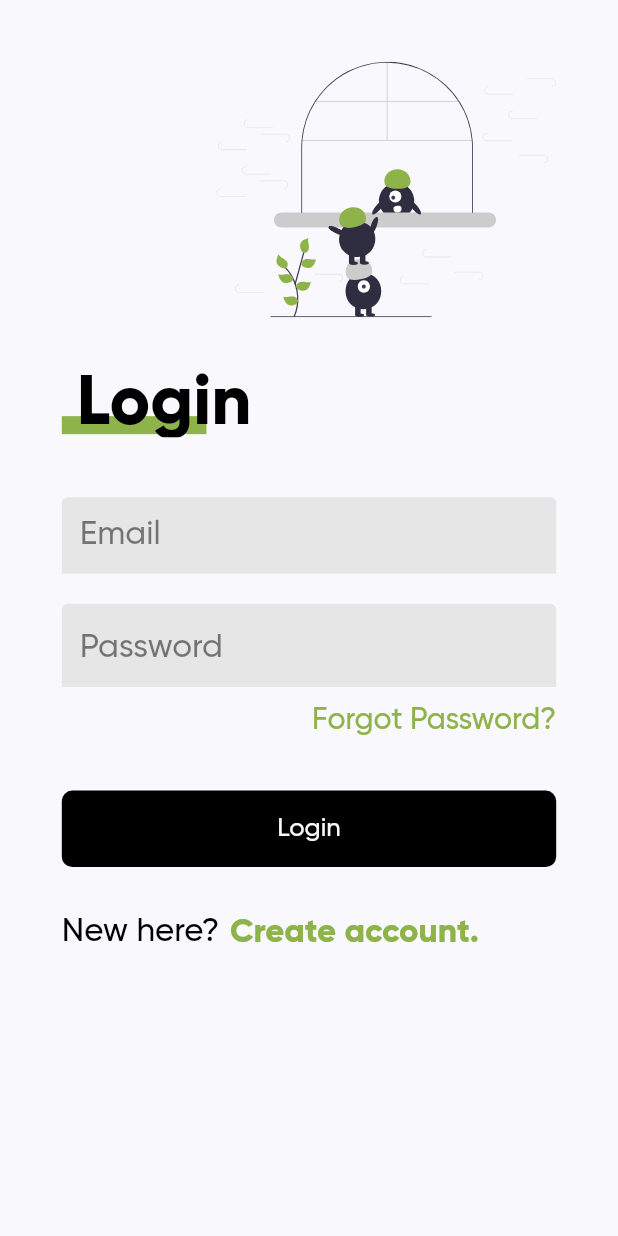
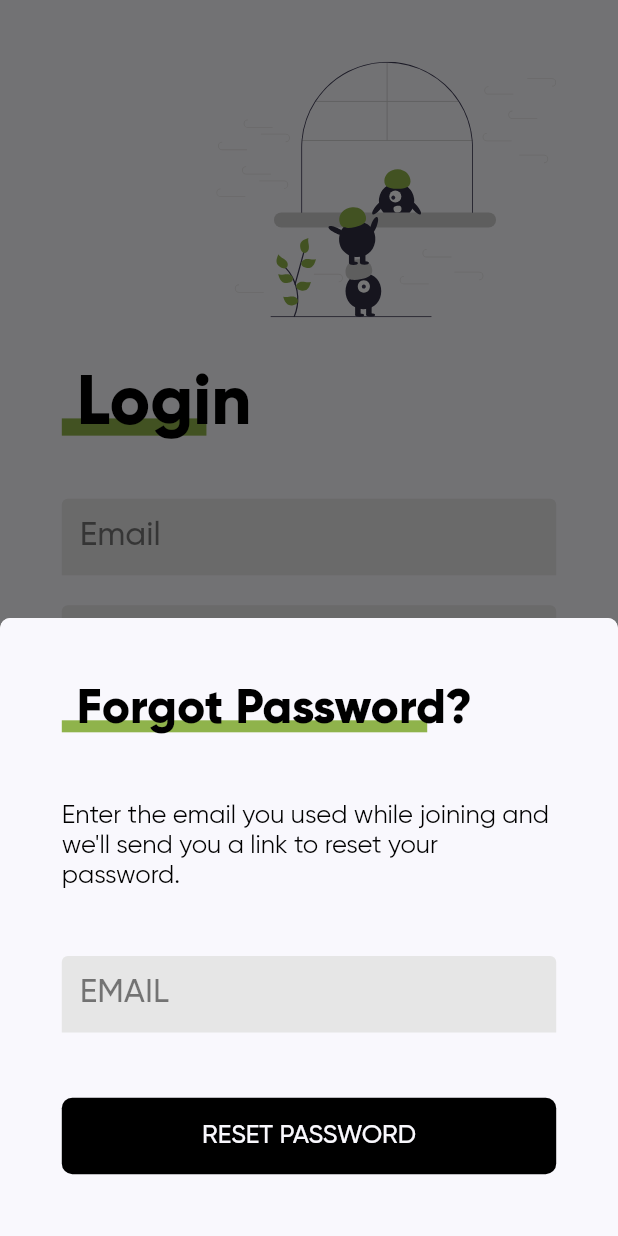
Before and after one commit to iamprayush/Lib-App, a Flutter app: the LoginScreen screen opened by its route, after a tap on "Forgot Password?", on a phone screen of 412 x 824 dp. Run offline on Flutter 3.47's test engine with Material 2 defaults, Android fonts, the phone set to English and light mode, and no system bars; our stand-ins replace flutter_svg.

Commit message:
Added forgot password modal.

```diff
--- a/lib/components/highlighted_text.dart
+++ b/lib/components/highlighted_text.dart
@@ -3,12 +3,13 @@ import 'package:libapp/constants.dart';
 
 class HighlightedTitle extends StatelessWidget {
   final String content;
-  HighlightedTitle({this.content});
+  final double size;
+  HighlightedTitle({@required this.content, this.size = 46.0});
 
   @override
   Widget build(BuildContext context) {
     return Container(
-      height: 50.0,
+      height: size + 5,
       child: Stack(
         children: <Widget>[
           Positioned(
@@ -17,7 +18,7 @@ class HighlightedTitle extends StatelessWidget {
             right: 0,
             child: Container(
               margin: EdgeInsets.only(right: kDefaultPadding * 1.5),
-              height: 12.0,
+              height: size / 4,
               color: kPrimaryColor,
             ),
           ),
@@ -25,7 +26,7 @@ class HighlightedTitle extends StatelessWidget {
             padding: EdgeInsets.only(left: kDefaultPadding * 0.5),
             child: Text(
               content,
-              style: kHeadingStyle,
+              style: kHeadingStyle.copyWith(fontSize: size),
             ),
           ),
         ],
--- a/lib/constants.dart
+++ b/lib/constants.dart
@@ -12,6 +12,12 @@ const kHeadingStyle = TextStyle(
   fontSize: 46.0,
 );
 
+const kSmallTextStyle = TextStyle(
+  color: kTextColor,
+  fontFamily: 'Gilroy',
+  fontSize: 17.0,
+);
+
 const kNormalTextStyle = TextStyle(
   color: kTextColor,
   fontFamily: 'Gilroy-Medium',
--- a/lib/screens/login_screen.dart
+++ b/lib/screens/login_screen.dart
@@ -49,7 +49,27 @@ class LoginScreen extends StatelessWidget {
               Align(
                 alignment: Alignment.centerRight,
                 child: InkWell(
-                  onTap: () {},
+                  onTap: () {
+                    showModalBottomSheet(
+                      context: context,
+                      clipBehavior: Clip.antiAlias,
+                      shape: RoundedRectangleBorder(
+                        borderRadius: BorderRadius.only(
+                          topLeft: Radius.circular(7.0),
+                          topRight: Radius.circular(7.0),
+                        ),
+                      ),
+                      isScrollControlled: true,
+                      builder: (BuildContext context) {
+                        return AnimatedPadding(
+                          padding: MediaQuery.of(context).viewInsets,
+                          duration: const Duration(milliseconds: 100),
+                          curve: Curves.decelerate,
+                          child: ForgotPasswordModal(),
+                        );
+                      },
+                    );
+                  },
                   splashColor: Colors.transparent,
                   highlightColor: Colors.transparent,
                   child: Text(
@@ -94,3 +114,48 @@ class LoginScreen extends StatelessWidget {
     );
   }
 }
+
+class ForgotPasswordModal extends StatefulWidget {
+  @override
+  _ForgotPasswordModalState createState() => _ForgotPasswordModalState();
+}
+
+class _ForgotPasswordModalState extends State<ForgotPasswordModal> {
+  @override
+  Widget build(BuildContext context) {
+    Size screenSize = MediaQuery.of(context).size;
+    return Container(
+      color: kBackgroundColor,
+      height: screenSize.height * 0.5,
+      child: Padding(
+        padding: EdgeInsets.symmetric(
+          horizontal: screenSize.width * 0.1,
+          vertical: screenSize.height * 0.05,
+        ),
+        child: Column(
+          mainAxisAlignment: MainAxisAlignment.spaceBetween,
+          children: <Widget>[
+            Align(
+                alignment: Alignment.centerLeft,
+                child:
+                    HighlightedTitle(content: 'Forgot Password?', size: 32.0)),
+            Text(
+              'Enter the email you used while joining and we\'ll send you a link to reset your password.',
+              style: kSmallTextStyle,
+            ),
+            CustomTextFeild(
+              hintText: 'EMAIL',
+              onChanged: (value) {},
+              kbType: TextInputType.emailAddress,
+            ),
+            RoundedButton(
+              content: 'RESET PASSWORD',
+              color: kTextColor,
+              onPressed: () {},
+            ),
+          ],
+        ),
+      ),
+    );
+  }
+}
```
